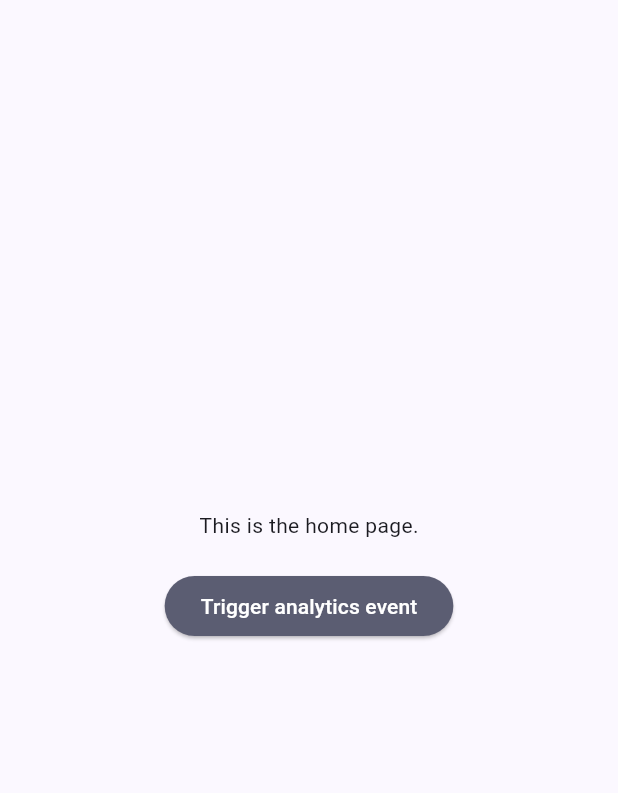
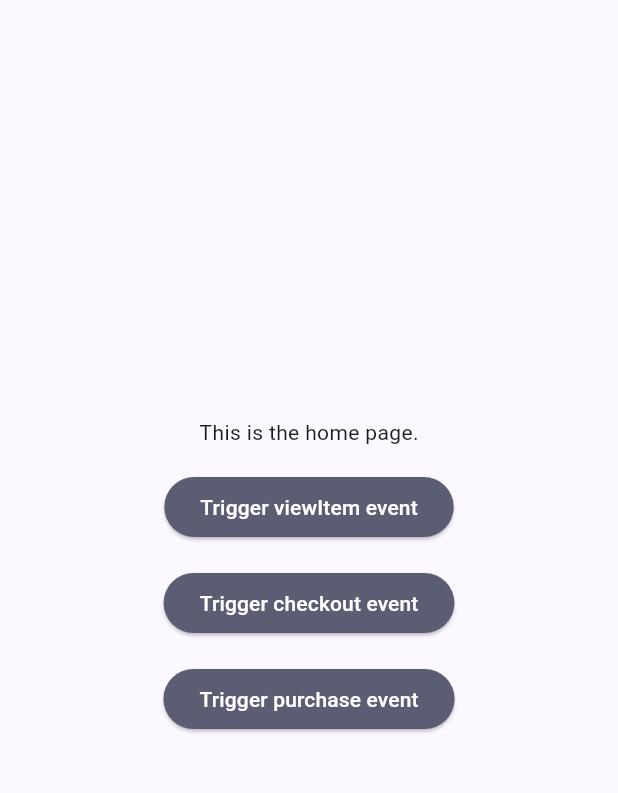
Before and after one commit to KayesAshfaQ/flutter_google_analytics_example, a Flutter app: the screen it shows after launch, on a phone screen of 412 x 824 dp, the part 84-877 px from its top. Run offline on Flutter 3.47's test engine with Material 2 defaults, Android fonts, the phone set to English and light mode, and no system bars; our stand-ins replace firebase_analytics, firebase_core; accounts and stored records are empty.

Commit message:
logViewItem, logPurchase added

```diff
--- a/lib/main.dart
+++ b/lib/main.dart
@@ -2,7 +2,7 @@ import 'package:firebase_core/firebase_core.dart';
 import 'package:flutter/material.dart';
 
 import 'src/helper/firebase_options.dart';
-import 'src/pages/home_page.dart';
+import 'src/pages/home_page/home_page.dart';
 
 void main() async {
   WidgetsFlutterBinding.ensureInitialized();
--- a/lib/src/pages/home_page.dart
+++ /dev/null
@@ -1,56 +0,0 @@
-import 'package:firebase_analytics/firebase_analytics.dart';
-import 'package:flutter/material.dart';
-
-import '../helper/helper_function.dart';
-
-class HomePage extends StatelessWidget {
-  const HomePage({super.key});
-
-  @override
-  Widget build(BuildContext context) {
-    return Scaffold(
-      appBar: AppBar(
-        backgroundColor: Theme.of(context).colorScheme.inversePrimary,
-        title: const Text('Flutter Demo Home Page'),
-      ),
-      body: Center(
-        child: Column(
-          mainAxisAlignment: MainAxisAlignment.center,
-          children: <Widget>[
-            const Text(
-              'This is the home page.',
-            ),
-            const SizedBox(height: 20.0),
-            ElevatedButton(
-              onPressed: firebaseAnalytics,
-              style: ElevatedButton.styleFrom(
-                backgroundColor: Theme.of(context).colorScheme.secondary,
-              ),
-              child: Text(
-                'Trigger analytics event',
-                style: TextStyle(
-                  color: Theme.of(context).colorScheme.onSecondary,
-                ),
-              ),
-            ),
-          ],
-        ),
-      ),
-    );
-  }
-
-  void firebaseAnalytics() async {
-    await FirebaseAnalytics.instance.logBeginCheckout(
-      value: 10.0,
-      currency: 'USD',
-      items: [
-        AnalyticsEventItem(
-          itemName: 'Socks',
-          itemId: Helper.randomText(8),
-          price: Helper.randomNumber(),
-        ),
-      ],
-      coupon: Helper.randomText(12),
-    );
-  }
-}
--- /dev/null
+++ b/lib/src/pages/home_page/analytics_button.dart
@@ -0,0 +1,28 @@
+import 'package:flutter/material.dart';
+
+class AnalyticsButton extends StatelessWidget {
+  const AnalyticsButton({
+    super.key,
+    required this.onPress,
+    required this.label,
+  });
+
+  final VoidCallback onPress;
+  final String label;
+
+  @override
+  Widget build(BuildContext context) {
+    return ElevatedButton(
+      onPressed: onPress,
+      style: ElevatedButton.styleFrom(
+        backgroundColor: Theme.of(context).colorScheme.secondary,
+      ),
+      child: Text(
+        label,
+        style: TextStyle(
+          color: Theme.of(context).colorScheme.onSecondary,
+        ),
+      ),
+    );
+  }
+}
--- /dev/null
+++ b/lib/src/pages/home_page/home_page.dart
@@ -0,0 +1,88 @@
+import 'package:firebase_analytics/firebase_analytics.dart';
+import 'package:flutter/material.dart';
+
+import '../../helper/helper_function.dart';
+import 'analytics_button.dart';
+
+class HomePage extends StatelessWidget {
+  const HomePage({super.key});
+
+  @override
+  Widget build(BuildContext context) {
+    return Scaffold(
+      appBar: AppBar(
+        backgroundColor: Theme.of(context).colorScheme.inversePrimary,
+        title: const Text('Flutter Demo Home Page'),
+      ),
+      body: Center(
+        child: Column(
+          mainAxisAlignment: MainAxisAlignment.center,
+          children: <Widget>[
+            const Text(
+              'This is the home page.',
+            ),
+            const SizedBox(height: 16.0),
+            AnalyticsButton(
+              onPress: viewItemAnalytics,
+              label: 'Trigger viewItem event',
+            ),
+            const SizedBox(height: 16.0),
+            AnalyticsButton(
+              onPress: checkoutAnalytics,
+              label: 'Trigger checkout event',
+            ),
+            const SizedBox(height: 16.0),
+            AnalyticsButton(
+              onPress: purchaseAnalytics,
+              label: 'Trigger purchase event',
+            ),
+          ],
+        ),
+      ),
+    );
+  }
+
+  void viewItemAnalytics() async {
+    await FirebaseAnalytics.instance.logViewItem(
+      value: 10.0,
+      currency: 'USD',
+      items: [
+        AnalyticsEventItem(
+          itemName: 'Socks',
+          itemId: Helper.randomText(8),
+          price: Helper.randomNumber(),
+        ),
+      ],
+    );
+  }
+
+  void checkoutAnalytics() async {
+    await FirebaseAnalytics.instance.logBeginCheckout(
+      value: 10.0,
+      currency: 'USD',
+      items: [
+        AnalyticsEventItem(
+          itemName: 'Socks',
+          itemId: Helper.randomText(8),
+          price: Helper.randomNumber(),
+        ),
+      ],
+      coupon: Helper.randomText(12),
+    );
+  }
+
+  void purchaseAnalytics() async {
+    await FirebaseAnalytics.instance.logPurchase(
+      value: 10.0,
+      currency: 'USD',
+      items: [
+        AnalyticsEventItem(
+          itemName: 'Socks',
+          itemId: Helper.randomText(8),
+          price: Helper.randomNumber(),
+        ),
+      ],
+      coupon: Helper.randomText(12),
+    );
+  }
+}
```
